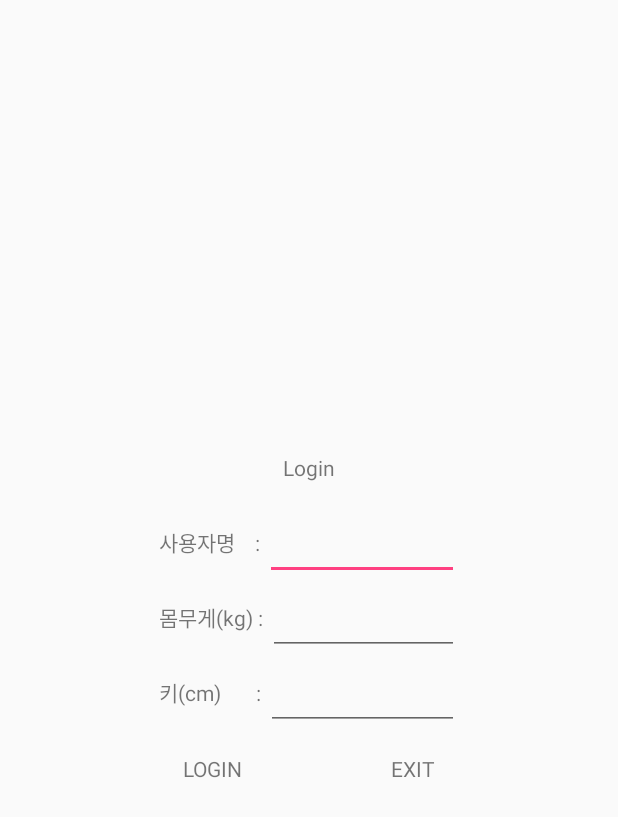
After one commit to bohyup/LetsWalk, an Android app: the layout login_dialog.xml on its own in the app's theme, with its tools: preview values and no code run, on a phone screen of 412 x 824 dp. The commit adds this screen. Shown: the top 817 px of the screen. Run offline under Robolectric (Android 15) with nearby library versions, the phone set to English and light mode, and no system bars.

Commit message:
"일단 세번째 페이지 대충 종료"

```diff
--- a/app/src/main/java/com/hyupb/letswalk/More.java
+++ b/app/src/main/java/com/hyupb/letswalk/More.java
@@ -14,6 +14,9 @@ public class More extends Fragment {
     @Override
     public View onCreateView(LayoutInflater inflater, @Nullable ViewGroup container, @Nullable Bundle savedInstanceState) {
         View view = inflater.inflate(R.layout.activity_more,container,false);
+
+
+
         return view;
     }
 }
--- a/app/src/main/res/layout/items.xml
+++ b/app/src/main/res/layout/items.xml
@@ -9,7 +9,6 @@
         android:id="@+id/item_title"
         android:layout_width="match_parent"
         android:layout_height="60dp"
-        android:text="dkdkdk"
         android:textStyle="bold"
         android:textSize="25sp"/>
 
@@ -43,7 +42,8 @@
         android:layout_marginBottom="15dp"
         android:layout_width="match_parent"
         android:layout_height="match_parent"
-        android:textSize="13sp" />
+        android:textSize="13sp"
+        android:autoLink="web"/>
 
 
 
--- /dev/null
+++ b/app/src/main/res/layout/login_dialog.xml
@@ -0,0 +1,100 @@
+<?xml version="1.0" encoding="utf-8"?>
+<LinearLayout xmlns:android="http://schemas.android.com/apk/res/android"
+    android:orientation="vertical" android:layout_width="200dp"
+    android:layout_height="250dp"
+    android:layout_gravity="center"
+    android:weightSum="5">
+
+    <TextView
+        android:layout_width="wrap_content"
+        android:layout_height="0dp"
+        android:layout_weight="1"
+        android:text="Login"
+        android:layout_gravity="center"
+        android:gravity="center"/>
+
+    <LinearLayout
+        android:layout_width="match_parent"
+        android:layout_height="0dp"
+        android:layout_weight="1"
+        android:orientation="horizontal">
+
+        <TextView
+            android:layout_width="wrap_content"
+            android:layout_height="match_parent"
+            android:text="사용자명    : "
+            android:gravity="center"/>
+
+        <EditText
+            android:id="@+id/login_name"
+            android:layout_width="match_parent"
+            android:layout_height="match_parent"
+            android:gravity="center" />
+
+    </LinearLayout>
+
+    <LinearLayout
+        android:layout_width="match_parent"
+        android:layout_height="0dp"
+        android:layout_weight="1"
+        android:orientation="horizontal">
+
+        <TextView
+            android:layout_width="wrap_content"
+            android:layout_height="match_parent"
+            android:text="몸무게(kg) : "
+            android:gravity="center"/>
+
+        <EditText
+            android:id="@+id/login_kg"
+            android:layout_width="match_parent"
+            android:layout_height="match_parent"
+            android:gravity="center"/>
+
+    </LinearLayout>
+
+    <LinearLayout
+        android:layout_width="match_parent"
+        android:layout_height="0dp"
+        android:layout_weight="1"
+        android:orientation="horizontal">
+
+        <TextView
+            android:layout_width="wrap_content"
+            android:layout_height="match_parent"
+            android:text="키(cm)       : "
+            android:gravity="center"/>
+
+        <EditText
+            android:id="@+id/login_cm"
+            android:layout_width="match_parent"
+            android:layout_height="match_parent"
+            android:gravity="center"/>
+
+    </LinearLayout>
+
+    <RelativeLayout
+        android:layout_width="match_parent"
+        android:layout_height="0dp"
+        android:layout_weight="1">
+
+        <TextView
+            android:id="@+id/login_login"
+            android:layout_width="wrap_content"
+            android:layout_height="match_parent"
+            android:text="LOGIN"
+            android:padding="16dp"
+            android:clickable="true"/>
+
+        <TextView
+            android:id="@+id/login_exit"
+            android:layout_width="wrap_content"
+            android:layout_height="match_parent"
+            android:padding="16dp"
+            android:layout_alignParentRight="true"
+            android:text="EXIT"
+            android:clickable="true"/>
+
+    </RelativeLayout>
+
+</LinearLayout>
```
Also changed, not shown: app/src/main/java/com/hyupb/letswalk/LoginDialog.java (added, +78 -0 lines), app/src/main/java/com/hyupb/letswalk/MainActivity.java (+14 -0 lines), app/src/main/java/com/hyupb/letswalk/ManboService.java (+6 -6 lines), app/src/main/res/layout/activity_more.xml (+9 -2 lines).
